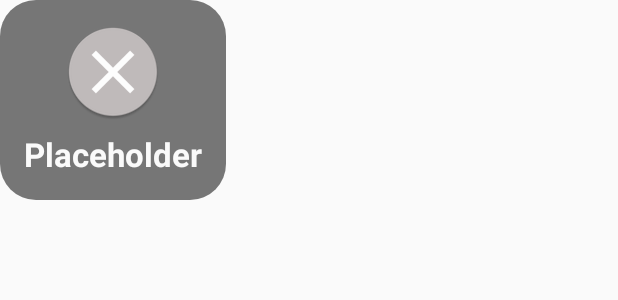
After one commit to jivimberg/PracticePronunciation, an Android app: the layout recognition_result_toast_layout.xml on its own in the app's theme, with its tools: preview values and no code run, on a phone screen of 412 x 824 dp. The commit adds this screen. Shown: the top 300 px of the screen. Run offline under Robolectric (Android 15) with nearby library versions, the phone set to English and light mode, and no system bars.

Commit message:
Improved recognition toast

```diff
--- /dev/null
+++ b/app/src/main/res/drawable/toast_background.xml
@@ -0,0 +1,6 @@
+<?xml version="1.0" encoding="UTF-8"?>
+<shape xmlns:android="http://schemas.android.com/apk/res/android"
+    android:shape="rectangle">
+    <corners android:radius="24dip" />
+    <solid android:color="@color/toast_background_color"/>
+</shape>
--- /dev/null
+++ b/app/src/main/res/layout/recognition_result_toast_layout.xml
@@ -0,0 +1,26 @@
+<?xml version="1.0" encoding="utf-8"?>
+<LinearLayout xmlns:android="http://schemas.android.com/apk/res/android"
+    android:orientation="vertical"
+    android:padding="16dip"
+    android:layout_width="wrap_content"
+    android:layout_height="wrap_content"
+    android:background="@drawable/toast_background"
+    android:gravity="center">
+
+    <ImageView
+        android:id="@+id/icon"
+        android:layout_width="wrap_content"
+        android:layout_height="wrap_content"
+        android:src="@drawable/try_again"/>
+
+    <TextView
+        android:id="@+id/result"
+        android:layout_marginTop="8dip"
+        android:layout_width="wrap_content"
+        android:layout_height="wrap_content"
+        android:textColor="@color/excellent_color"
+        android:textStyle="bold"
+        android:textAppearance="?android:textAppearanceLarge"
+        android:text="@string/phrase_placeholder"/>
+
+</LinearLayout>
--- a/app/src/main/res/values/colors.xml
+++ b/app/src/main/res/values/colors.xml
@@ -3,4 +3,6 @@
     <color name="primary">#FF5722</color>
     <color name="primary_dark">#E64A19</color>
     <color name="accent">#FF8A65</color>
+    <color name="excellent_color">@color/background_material_light</color>
+    <color name="toast_background_color">#e6696969</color>
 </resources>
```
Also changed, not shown: app/src/main/java/com/eightblocksaway/android/practicepronunciation/MainActivity.java (+28 -4 lines), app/src/main/java/com/eightblocksaway/android/practicepronunciation/model/PronunciationRecognitionResult.java (+10 -4 lines), app/src/main/res/drawable-hdpi/excellent.png (added), app/src/main/res/drawable-hdpi/good.png (added), app/src/main/res/drawable-hdpi/try_again.png (added), app/src/main/res/drawable-mdpi/excellent.png (added), app/src/main/res/drawable-mdpi/good.png (added), app/src/main/res/drawable-mdpi/try_again.png (added), app/src/main/res/drawable-xhdpi/excellent.png (added), app/src/main/res/drawable-xhdpi/good.png (added), app/src/main/res/drawable-xhdpi/try_again.png (added), app/src/main/res/drawable-xxhdpi/excellent.png (added), app/src/main/res/drawable-xxhdpi/good.png (added), app/src/main/res/drawable-xxhdpi/try_again.png (added).
